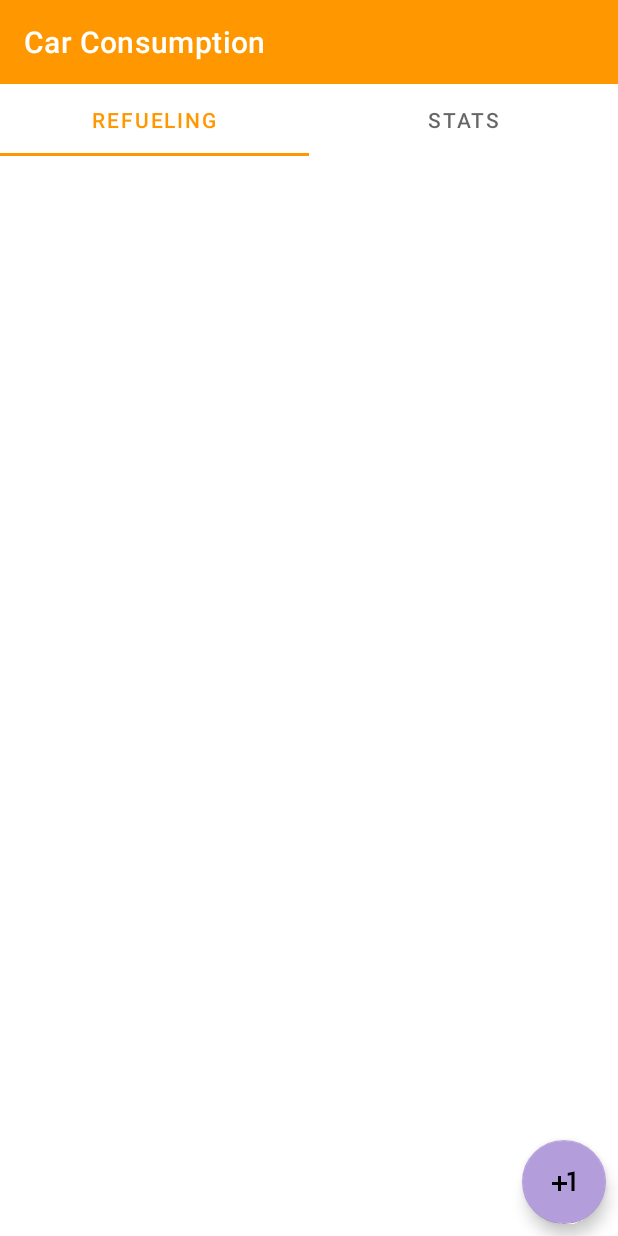
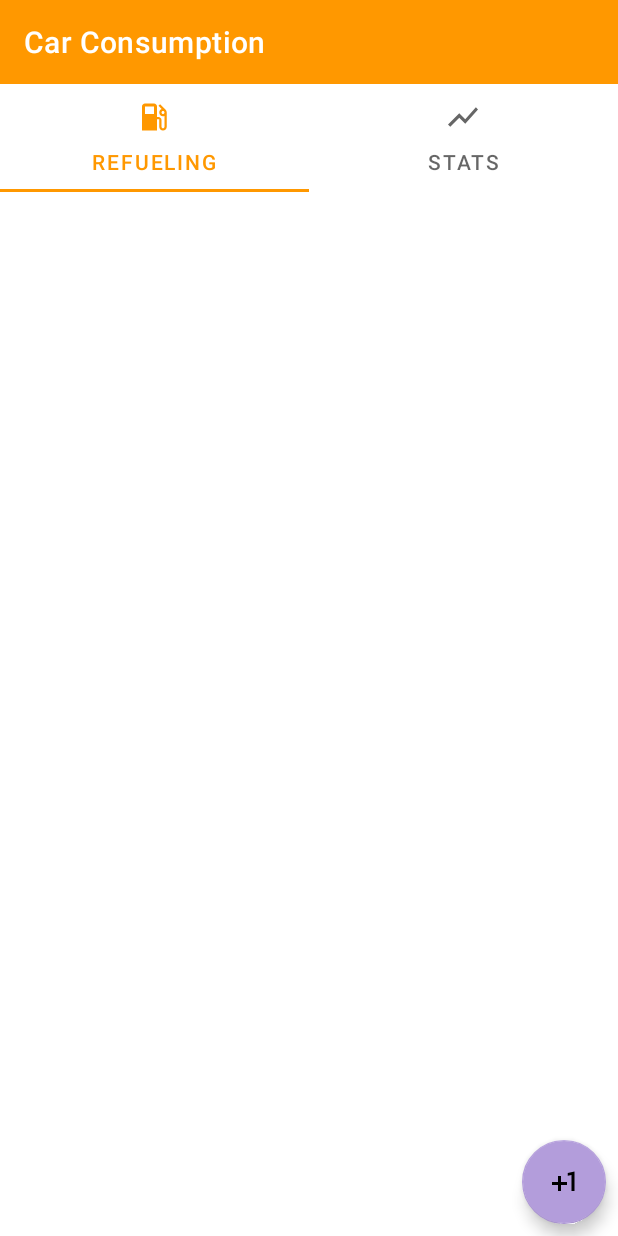
Before and after one commit to honeywhisperer/FuelQInfo, an Android app: the screen it shows after launch (MainActivity), on a phone screen of 412 x 824 dp. Run offline under Robolectric (Android 15) with nearby library versions, the phone set to English and light mode, and no system bars; our stand-ins replace Dagger/Hilt's generated code, Room's generated code.

Commit message:
add tab icons

```diff
--- a/app/src/main/java/hr/trailovic/fuelqinfo/view/main/MainActivity.kt
+++ b/app/src/main/java/hr/trailovic/fuelqinfo/view/main/MainActivity.kt
@@ -1,10 +1,13 @@
 package hr.trailovic.fuelqinfo.view.main
 
 import androidx.activity.result.contract.ActivityResultContract
+import androidx.appcompat.content.res.AppCompatResources
+import androidx.core.graphics.drawable.toDrawable
 import androidx.fragment.app.Fragment
 import androidx.viewpager2.adapter.FragmentStateAdapter
 import com.google.android.material.tabs.TabLayoutMediator
 import dagger.hilt.android.AndroidEntryPoint
+import hr.trailovic.fuelqinfo.R
 import hr.trailovic.fuelqinfo.databinding.ActivityMainBinding
 import hr.trailovic.fuelqinfo.view.add.AddActivity
 import hr.trailovic.fuelqinfo.view.main.refueling.RefuelingFragment
@@ -45,6 +48,10 @@ class MainActivity : BaseActivity<ActivityMainBinding>() {
                 1->"Stats"
                 else->"Error"
             }
+            tab.icon = when(position){
+                0-> AppCompatResources.getDrawable(this, R.drawable.ic_gas)
+                else-> AppCompatResources.getDrawable(this, R.drawable.ic_stats)
+            }
         }.attach()
     }
 
--- /dev/null
+++ b/app/src/main/res/drawable/ic_gas.xml
@@ -0,0 +1,10 @@
+<vector xmlns:android="http://schemas.android.com/apk/res/android"
+    android:width="24dp"
+    android:height="24dp"
+    android:viewportWidth="24"
+    android:viewportHeight="24"
+    android:tint="?attr/colorControlNormal">
+  <path
+      android:fillColor="@android:color/white"
+      android:pathData="M19.77,7.23l0.01,-0.01 -3.72,-3.72L15,4.56l2.11,2.11c-0.94,0.36 -1.61,1.26 -1.61,2.33 0,1.38 1.12,2.5 2.5,2.5 0.36,0 0.69,-0.08 1,-0.21v7.21c0,0.55 -0.45,1 -1,1s-1,-0.45 -1,-1L17,14c0,-1.1 -0.9,-2 -2,-2h-1L14,5c0,-1.1 -0.9,-2 -2,-2L6,3c-1.1,0 -2,0.9 -2,2v16h10v-7.5h1.5v5c0,1.38 1.12,2.5 2.5,2.5s2.5,-1.12 2.5,-2.5L20.5,9c0,-0.69 -0.28,-1.32 -0.73,-1.77zM12,10L6,10L6,5h6v5zM18,10c-0.55,0 -1,-0.45 -1,-1s0.45,-1 1,-1 1,0.45 1,1 -0.45,1 -1,1z"/>
+</vector>
--- /dev/null
+++ b/app/src/main/res/drawable/ic_stats.xml
@@ -0,0 +1,10 @@
+<vector xmlns:android="http://schemas.android.com/apk/res/android"
+    android:width="24dp"
+    android:height="24dp"
+    android:viewportWidth="24"
+    android:viewportHeight="24"
+    android:tint="?attr/colorControlNormal">
+  <path
+      android:fillColor="@android:color/white"
+      android:pathData="M3.5,18.49l6,-6.01 4,4L22,6.92l-1.41,-1.41 -7.09,7.97 -4,-4L2,16.99z"/>
+</vector>
--- a/app/src/main/res/layout/layout_view_pager.xml
+++ b/app/src/main/res/layout/layout_view_pager.xml
@@ -9,7 +9,8 @@
         android:id="@+id/tabLayout"
         android:layout_width="match_parent"
         android:layout_height="wrap_content"
-        app:layout_constraintTop_toTopOf="parent" />
+        app:tabMode="fixed"
+        app:layout_constraintTop_toTopOf="parent"/>
 
     <androidx.viewpager2.widget.ViewPager2
         android:id="@+id/pager"
```
